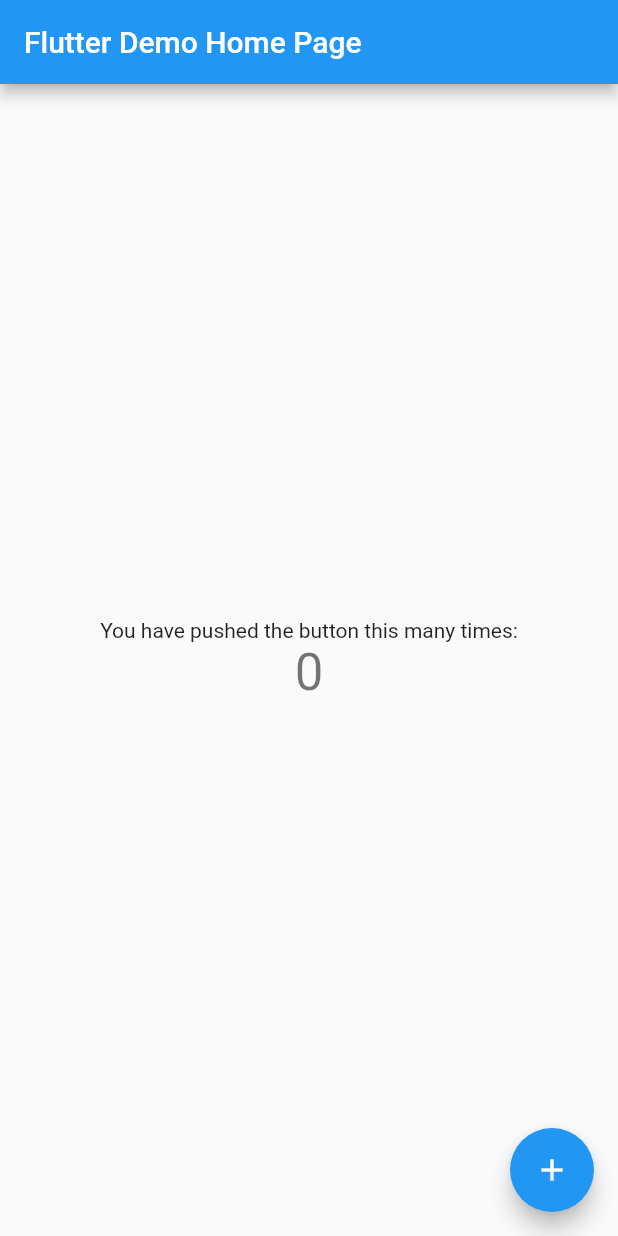
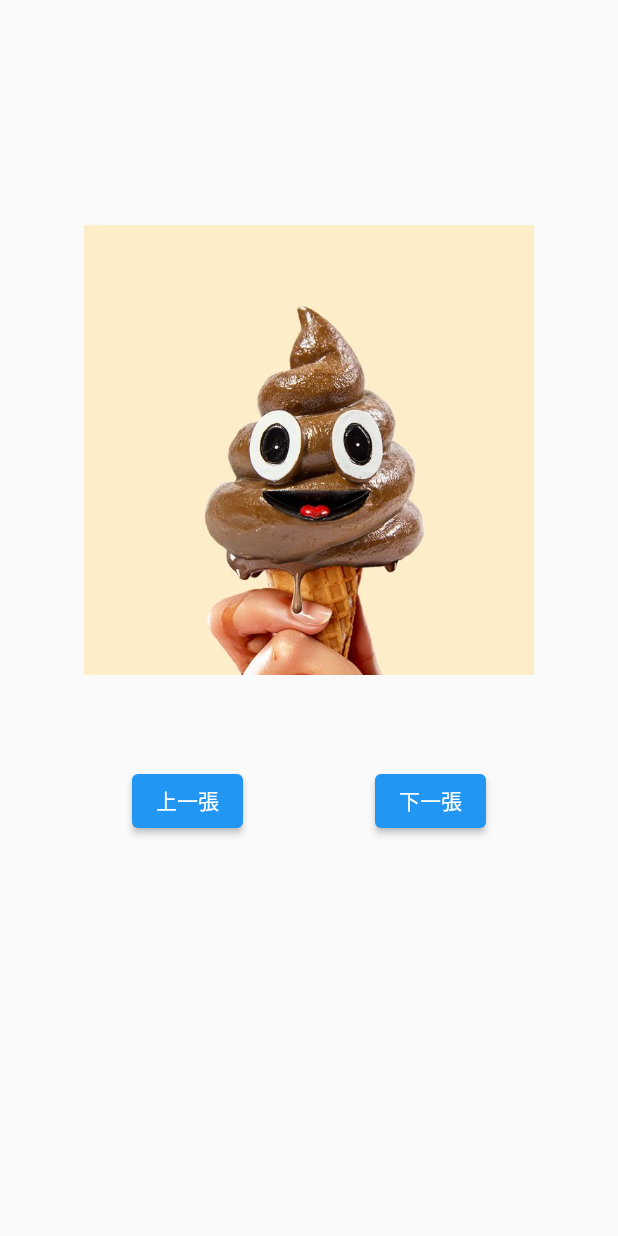
Before and after one commit to YJSilence/image_409630786, a Flutter app: the screen it shows after launch, on a phone screen of 412 x 824 dp. Run offline on Flutter 3.47's test engine with Material 2 defaults, Android fonts, the phone set to English and light mode, and no system bars.

Commit message:
final draft

```diff
--- a/lib/main.dart
+++ b/lib/main.dart
@@ -1,115 +1,64 @@
 import 'package:flutter/material.dart';
 
 void main() {
-  runApp(const MyApp());
-}
-//test
-class MyApp extends StatelessWidget {
-  const MyApp({super.key});
-
-  // This widget is the root of your application.
-  @override
-  Widget build(BuildContext context) {
-    return MaterialApp(
-      title: 'Flutter Demo',
-      theme: ThemeData(
-        // This is the theme of your application.
-        //
-        // Try running your application with "flutter run". You'll see the
-        // application has a blue toolbar. Then, without quitting the app, try
-        // changing the primarySwatch below to Colors.green and then invoke
-        // "hot reload" (press "r" in the console where you ran "flutter run",
-        // or simply save your changes to "hot reload" in a Flutter IDE).
-        // Notice that the counter didn't reset back to zero; the application
-        // is not restarted.
-        primarySwatch: Colors.blue,
-      ),
-      home: const MyHomePage(title: 'Flutter Demo Home Page'),
-    );
-  }
+  runApp(const App());
 }
 
-class MyHomePage extends StatefulWidget {
-  const MyHomePage({super.key, required this.title});
-
-  // This widget is the home page of your application. It is stateful, meaning
-  // that it has a State object (defined below) that contains fields that affect
-  // how it looks.
-
-  // This class is the configuration for the state. It holds the values (in this
-  // case the title) provided by the parent (in this case the App widget) and
-  // used by the build method of the State. Fields in a Widget subclass are
-  // always marked "final".
-
-  final String title;
-
+class App extends StatefulWidget {
+  const App({super.key});
   @override
-  State<MyHomePage> createState() => _MyHomePageState();
+  State<App> createState() => _AppState();
 }
 
-class _MyHomePageState extends State<MyHomePage> {
-  int _counter = 0;
+class _AppState extends State<App>{
+  List<String> images = ['img/shit.jpg', 'img/bird.jpg', 'img/coffeebean.jpg', 'img/beer.jpg'];
+  var _img = 'img/shit.jpg',
+      _counter = 0;
 
-  void _incrementCounter() {
+  void _previmg(){
     setState(() {
-      // This call to setState tells the Flutter framework that something has
-      // changed in this State, which causes it to rerun the build method below
-      // so that the display can reflect the updated values. If we changed
-      // _counter without calling setState(), then the build method would not be
-      // called again, and so nothing would appear to happen.
-      _counter++;
+      _counter<=0 ?_counter=3 :_counter--;
+      _img = images[_counter];
+    });
+  }
+
+  void _nextimg(){
+    setState(() {
+      _counter>=3 ?_counter=0 :_counter++;
+      _img = images[_counter];
     });
   }
 
   @override
   Widget build(BuildContext context) {
-    // This method is rerun every time setState is called, for instance as done
-    // by the _incrementCounter method above.
-    //
-    // The Flutter framework has been optimized to make rerunning build methods
-    // fast, so that you can just rebuild anything that needs updating rather
-    // than having to individually change instances of widgets.
-    return Scaffold(
-      appBar: AppBar(
-        // Here we take the value from the MyHomePage object that was created by
-        // the App.build method, and use it to set our appbar title.
-        title: Text(widget.title),
-      ),
-      body: Center(
-        // Center is a layout widget. It takes a single child and positions it
-        // in the middle of the parent.
-        child: Column(
-          // Column is also a layout widget. It takes a list of children and
-          // arranges them vertically. By default, it sizes itself to fit its
-          // children horizontally, and tries to be as tall as its parent.
-          //
-          // Invoke "debug painting" (press "p" in the console, choose the
-          // "Toggle Debug Paint" action from the Flutter Inspector in Android
-          // Studio, or the "Toggle Debug Paint" command in Visual Studio Code)
-          // to see the wireframe for each widget.
-          //
-          // Column has various properties to control how it sizes itself and
-          // how it positions its children. Here we use mainAxisAlignment to
-          // center the children vertically; the main axis here is the vertical
-          // axis because Columns are vertical (the cross axis would be
-          // horizontal).
-          mainAxisAlignment: MainAxisAlignment.center,
-          children: <Widget>[
-            const Text(
-              'You have pushed the button this many times:',
-            ),
-            Text(
-              '$_counter',
-              style: Theme.of(context).textTheme.headline4,
-            ),
-          ],
-        ),
-      ),
-      floatingActionButton: FloatingActionButton(
-        onPressed: _incrementCounter,
-        tooltip: 'Increment',
-        child: const Icon(Icons.add),
-      ), // This trailing comma makes auto-formatting nicer for build methods.
+    return MaterialApp(
+        home: Scaffold(
+            body: Center(
+                child: Container(
+                    alignment: Alignment.center,
+                    margin: const EdgeInsets.only(top: 150, bottom: 200),
+                    // decoration: BoxDecoration(
+                    //   border: Border.all()
+                    // ),
+                    child: Column(
+                        children: [
+                          Image.asset('$_img', width: 300),
+                          Padding(
+                              padding: const EdgeInsets.only(top: 60),
+                              child: Row(
+                                mainAxisAlignment: MainAxisAlignment
+                                    .spaceEvenly,
+                                children: [
+                                  ElevatedButton(onPressed: _previmg, child: const Text('上一張')),
+                                  ElevatedButton(onPressed: _nextimg, child: const Text('下一張'))
+                                ],
+                              )
+                          )
+                        ]
+                    )
+                )
+            )
+        )
     );
   }
 }
--- a/pubspec.yaml
+++ b/pubspec.yaml
@@ -63,6 +63,11 @@ flutter:
   # assets:
   #   - images/a_dot_burr.jpeg
   #   - images/a_dot_ham.jpeg
+  assets:
+    - img/shit.jpg
+    - img/bird.jpg
+    - img/coffeebean.jpg
+    - img/beer.jpg
 
   # An image asset can refer to one or more resolution-specific "variants", see
   # https://flutter.dev/assets-and-images/#resolution-aware
```
Also changed, not shown: img/beer.jpg (added), img/bird.jpg (added), img/coffeebean.jpg (added), img/reading.jpg (added), img/shit.jpg (added).
